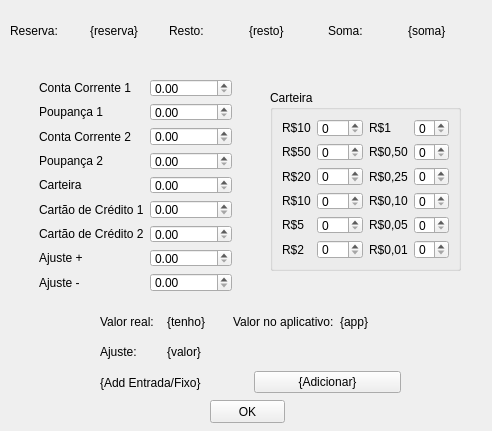
The window that ui/ajuste.ui (vazerick/controle_gastos) describes before a commit, drawn with Qt 5.
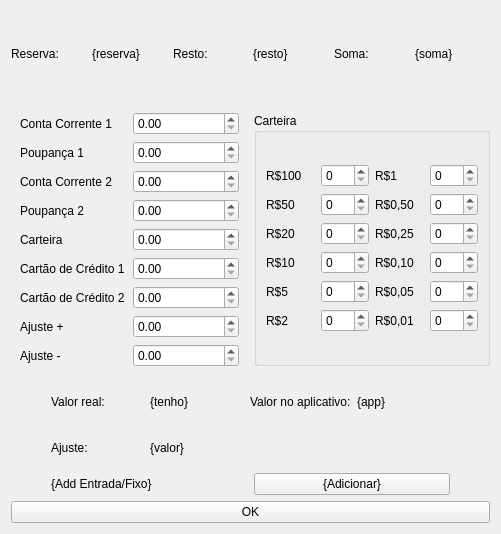
The same window after the commit.

Commit message: Ajusta o layout da janela de ajustes

Patch:
```diff
--- a/ui/ajuste.ui
+++ b/ui/ajuste.ui
@@ -6,23 +6,65 @@
    <rect>
     <x>0</x>
     <y>0</y>
-    <width>492</width>
-    <height>431</height>
+    <width>501</width>
+    <height>534</height>
    </rect>
   </property>
   <property name="windowTitle">
    <string>Dívida</string>
   </property>
+  <layout class="QVBoxLayout" name="verticalLayout_2">
+   <item>
+    <layout class="QHBoxLayout" name="horizontalLayout">
+     <item>
+      <widget class="QLabel" name="label">
+       <property name="text">
+        <string>Reserva:</string>
+       </property>
+      </widget>
+     </item>
+     <item>
+      <widget class="QLabel" name="labelReserva">
+       <property name="text">
+        <string>{reserva}</string>
+       </property>
+      </widget>
+     </item>
+     <item>
+      <widget class="QLabel" name="label_3">
+       <property name="text">
+        <string>Resto:</string>
+       </property>
+      </widget>
+     </item>
+     <item>
+      <widget class="QLabel" name="labelResto">
+       <property name="text">
+        <string>{resto}</string>
+       </property>
+      </widget>
+     </item>
+     <item>
+      <widget class="QLabel" name="label_5">
+       <property name="text">
+        <string>Soma:</string>
+       </property>
+      </widget>
+     </item>
+     <item>
+      <widget class="QLabel" name="labelSoma">
+       <property name="text">
+        <string>{soma}</string>
+       </property>
+      </widget>
+     </item>
+    </layout>
+   </item>
+   <item>
+    <layout class="QHBoxLayout" name="horizontalLayout_3">
+     <item>
   <widget class="QFrame" name="formFrame">
-   <property name="geometry">
-    <rect>
-     <x>30</x>
-     <y>70</y>
-     <width>211</width>
-     <height>231</height>
-    </rect>
-   </property>
-   <layout class="QFormLayout" name="formLayout">
+       <layout class="QGridLayout" name="gridLayout_5">
     <item row="0" column="0">
      <widget class="QLabel" name="contaCorrente1Label">
       <property name="text">
@@ -107,6 +149,20 @@
       </property>
      </widget>
     </item>
+        <item row="6" column="0">
+         <widget class="QLabel" name="cartaoDeCreditoLabel_2">
+          <property name="text">
+           <string>Cartão de Crédito 2</string>
+          </property>
+         </widget>
+        </item>
+        <item row="6" column="1">
+         <widget class="QDoubleSpinBox" name="spinCredito2">
+          <property name="maximum">
+           <double>9999.989999999999782</double>
+          </property>
+         </widget>
+        </item>
     <item row="7" column="0">
      <widget class="QLabel" name="ajusteLabel">
       <property name="text">
@@ -121,13 +177,6 @@
       </property>
      </widget>
     </item>
-    <item row="8" column="1">
-     <widget class="QDoubleSpinBox" name="spinAjusteN">
-      <property name="maximum">
-       <double>9999.989999999999782</double>
-      </property>
-     </widget>
-    </item>
     <item row="8" column="0">
      <widget class="QLabel" name="ajusteLabel_2">
       <property name="text">
@@ -135,15 +184,8 @@
       </property>
      </widget>
     </item>
-    <item row="6" column="0">
-     <widget class="QLabel" name="cartaoDeCreditoLabel_2">
-      <property name="text">
-       <string>Cartão de Crédito 2</string>
-      </property>
-     </widget>
-    </item>
-    <item row="6" column="1">
-     <widget class="QDoubleSpinBox" name="spinCredito2">
+        <item row="8" column="1">
+         <widget class="QDoubleSpinBox" name="spinAjusteN">
       <property name="maximum">
        <double>9999.989999999999782</double>
       </property>
@@ -151,21 +193,33 @@
     </item>
    </layout>
   </widget>
+     </item>
+     <item>
+      <layout class="QVBoxLayout" name="verticalLayout">
+       <item>
+        <spacer name="verticalSpacer">
+         <property name="orientation">
+          <enum>Qt::Vertical</enum>
+         </property>
+         <property name="sizeType">
+          <enum>QSizePolicy::Fixed</enum>
+         </property>
+         <property name="sizeHint" stdset="0">
+          <size>
+           <width>20</width>
+           <height>10</height>
+          </size>
+         </property>
+        </spacer>
+       </item>
+       <item>
   <widget class="QGroupBox" name="gridGroupBox">
-   <property name="geometry">
-    <rect>
-     <x>270</x>
-     <y>90</y>
-     <width>191</width>
-     <height>181</height>
-    </rect>
-   </property>
    <property name="title">
     <string>Carteira</string>
    </property>
    <layout class="QGridLayout" name="gridLayout">
     <item row="0" column="1">
-     <layout class="QFormLayout" name="formLayout_5">
+           <layout class="QGridLayout" name="gridLayout_4">
       <item row="0" column="0">
        <widget class="QLabel" name="r1Label">
         <property name="text">
@@ -229,7 +283,7 @@
      </layout>
     </item>
     <item row="0" column="0">
-     <layout class="QFormLayout" name="formLayout_2">
+           <layout class="QGridLayout" name="gridLayout_3">
       <item row="0" column="0">
        <widget class="QLabel" name="r100Label">
         <property name="text">
@@ -298,106 +352,83 @@
     </item>
    </layout>
   </widget>
-  <widget class="QWidget" name="horizontalLayoutWidget">
-   <property name="geometry">
-    <rect>
-     <x>10</x>
-     <y>10</y>
-     <width>471</width>
-     <height>41</height>
-    </rect>
-   </property>
-   <layout class="QHBoxLayout" name="horizontalLayout">
-    <item>
-     <widget class="QLabel" name="label">
-      <property name="text">
-       <string>Reserva:</string>
-      </property>
-     </widget>
     </item>
     <item>
-     <widget class="QLabel" name="labelReserva">
-      <property name="text">
-       <string>{reserva}</string>
-      </property>
-     </widget>
-    </item>
-    <item>
-     <widget class="QLabel" name="label_3">
-      <property name="text">
-       <string>Resto:</string>
-      </property>
-     </widget>
-    </item>
-    <item>
-     <widget class="QLabel" name="labelResto">
-      <property name="text">
-       <string>{resto}</string>
-      </property>
-     </widget>
-    </item>
-    <item>
-     <widget class="QLabel" name="label_5">
-      <property name="text">
-       <string>Soma:</string>
-      </property>
-     </widget>
-    </item>
+        <spacer name="verticalSpacer_2">
+         <property name="orientation">
+          <enum>Qt::Vertical</enum>
+         </property>
+         <property name="sizeType">
+          <enum>QSizePolicy::Fixed</enum>
+         </property>
+         <property name="sizeHint" stdset="0">
+          <size>
+           <width>20</width>
+           <height>10</height>
+          </size>
+         </property>
+        </spacer>
+       </item>
+      </layout>
+     </item>
+    </layout>
+   </item>
     <item>
-     <widget class="QLabel" name="labelSoma">
-      <property name="text">
-       <string>{soma}</string>
-      </property>
-     </widget>
-    </item>
-   </layout>
-  </widget>
-  <widget class="QWidget" name="gridLayoutWidget">
-   <property name="geometry">
-    <rect>
-     <x>100</x>
-     <y>310</y>
-     <width>301</width>
-     <height>53</height>
-    </rect>
-   </property>
+    <layout class="QHBoxLayout" name="horizontalLayout_6">
+     <item>
+      <spacer name="horizontalSpacer">
+       <property name="orientation">
+        <enum>Qt::Horizontal</enum>
+       </property>
+       <property name="sizeType">
+        <enum>QSizePolicy::Fixed</enum>
+       </property>
+       <property name="sizeHint" stdset="0">
+        <size>
+         <width>40</width>
+         <height>20</height>
+        </size>
+       </property>
+      </spacer>
+     </item>
+     <item>
    <layout class="QGridLayout" name="gridLayout_2">
-    <item row="1" column="1">
-     <widget class="QLabel" name="labelAjuste">
-      <property name="text">
-       <string>{valor}</string>
-      </property>
-     </widget>
-    </item>
     <item row="0" column="1">
-     <widget class="QLabel" name="labelTenho">
-      <property name="text">
-       <string>{tenho}</string>
-      </property>
-     </widget>
-    </item>
-    <item row="0" column="0">
      <widget class="QLabel" name="label_7">
       <property name="text">
        <string>Valor real:</string>
       </property>
      </widget>
     </item>
-    <item row="0" column="2">
+       <item row="0" column="3">
      <widget class="QLabel" name="label_9">
       <property name="text">
        <string>Valor no aplicativo:</string>
       </property>
      </widget>
     </item>
-    <item row="0" column="3">
+       <item row="0" column="4">
      <widget class="QLabel" name="labelApp">
       <property name="text">
        <string>{app}</string>
       </property>
      </widget>
     </item>
-    <item row="1" column="0">
+       <item row="0" column="2">
+        <widget class="QLabel" name="labelTenho">
+         <property name="text">
+          <string>{tenho}</string>
+         </property>
+        </widget>
+       </item>
+       <item row="1" column="2">
+        <widget class="QLabel" name="labelAjuste">
+         <property name="text">
+          <string>{valor}</string>
+         </property>
+        </widget>
+       </item>
+       <item row="1" column="1">
      <widget class="QLabel" name="label_11">
       <property name="text">
        <string>Ajuste:</string>
@@ -405,30 +436,43 @@
      </widget>
     </item>
    </layout>
-  </widget>
-  <widget class="QPushButton" name="pushButton">
-   <property name="geometry">
-    <rect>
-     <x>210</x>
-     <y>400</y>
-     <width>75</width>
-     <height>23</height>
-    </rect>
-   </property>
-   <property name="text">
-    <string>OK</string>
-   </property>
-  </widget>
-  <widget class="QWidget" name="horizontalLayoutWidget_2">
-   <property name="geometry">
-    <rect>
-     <x>100</x>
-     <y>370</y>
-     <width>301</width>
-     <height>25</height>
-    </rect>
-   </property>
+     </item>
+     <item>
+      <spacer name="horizontalSpacer_2">
+       <property name="orientation">
+        <enum>Qt::Horizontal</enum>
+       </property>
+       <property name="sizeType">
+        <enum>QSizePolicy::Fixed</enum>
+       </property>
+       <property name="sizeHint" stdset="0">
+        <size>
+         <width>40</width>
+         <height>20</height>
+        </size>
+       </property>
+      </spacer>
+     </item>
+    </layout>
+   </item>
+   <item>
    <layout class="QHBoxLayout" name="horizontalLayout_2">
+     <item>
+      <spacer name="horizontalSpacer_3">
+       <property name="orientation">
+        <enum>Qt::Horizontal</enum>
+       </property>
+       <property name="sizeType">
+        <enum>QSizePolicy::Fixed</enum>
+       </property>
+       <property name="sizeHint" stdset="0">
+        <size>
+         <width>40</width>
+         <height>20</height>
+        </size>
+       </property>
+      </spacer>
+     </item>
     <item>
      <widget class="QLabel" name="labelAdd">
       <property name="text">
@@ -443,8 +487,32 @@
       </property>
      </widget>
     </item>
-   </layout>
-  </widget>
+     <item>
+      <spacer name="horizontalSpacer_4">
+       <property name="orientation">
+        <enum>Qt::Horizontal</enum>
+       </property>
+       <property name="sizeType">
+        <enum>QSizePolicy::Fixed</enum>
+       </property>
+       <property name="sizeHint" stdset="0">
+        <size>
+         <width>40</width>
+         <height>20</height>
+        </size>
+       </property>
+      </spacer>
+     </item>
+    </layout>
+   </item>
+   <item>
+    <widget class="QPushButton" name="pushButton">
+     <property name="text">
+      <string>OK</string>
+     </property>
+    </widget>
+   </item>
+  </layout>
  </widget>
  <tabstops>
   <tabstop>spinConta1</tabstop>
```
Lines whose indentation alone changed are shown as unchanged. The commit also changes 18 other files.
